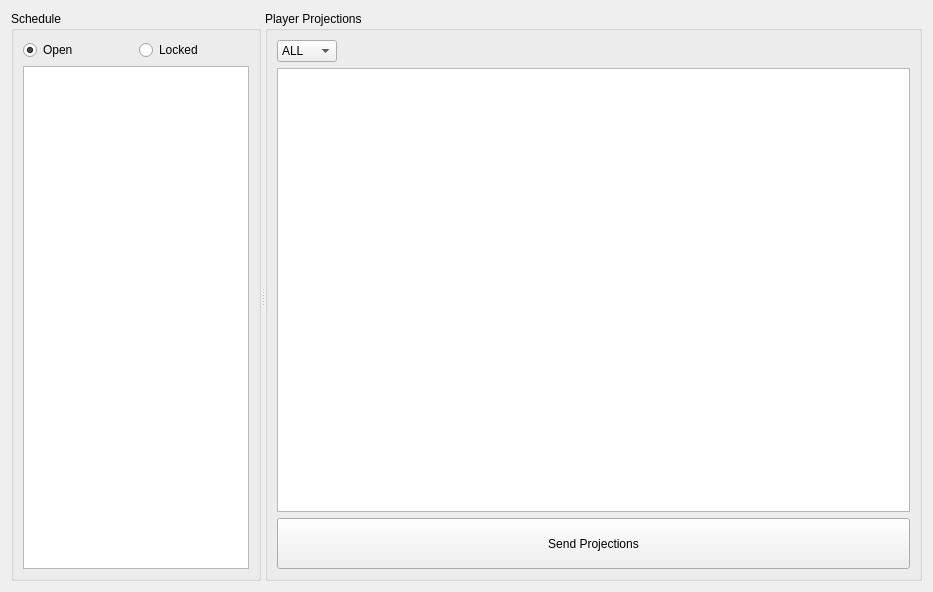
The window that tradingfootball/currentweekwidget.ui (protoblock/protoblock) describes before a commit, drawn with Qt 5.
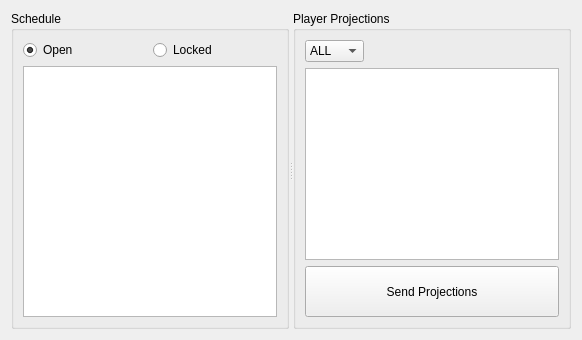
The same window after the commit.

Diff of the .ui file:
```diff
--- a/tradingfootball/currentweekwidget.ui
+++ b/tradingfootball/currentweekwidget.ui
@@ -2,14 +2,6 @@
 <ui version="4.0">
  <class>CurrentWeekWidget</class>
  <widget class="QWidget" name="CurrentWeekWidget">
-  <property name="geometry">
-   <rect>
-    <x>0</x>
-    <y>0</y>
-    <width>933</width>
-    <height>592</height>
-   </rect>
-  </property>
   <property name="windowTitle">
    <string>Form</string>
   </property>
@@ -19,25 +11,28 @@
      <property name="orientation">
       <enum>Qt::Horizontal</enum>
      </property>
-     <widget class="QGroupBox" name="groupBox">
-      <property name="maximumSize">
-       <size>
-        <width>250</width>
-        <height>16777215</height>
-       </size>
-      </property>
-      <property name="baseSize">
-       <size>
-        <width>150</width>
-        <height>0</height>
-       </size>
+     <widget class="QGroupBox" name="scheduleGroupBox">
+      <property name="sizePolicy">
+       <sizepolicy hsizetype="Preferred" vsizetype="Preferred">
+        <horstretch>0</horstretch>
+        <verstretch>0</verstretch>
+       </sizepolicy>
       </property>
       <property name="title">
        <string>Schedule</string>
       </property>
       <layout class="QGridLayout" name="gridLayout">
+       <property name="sizeConstraint">
+        <enum>QLayout::SetDefaultConstraint</enum>
+       </property>
        <item row="0" column="0">
         <widget class="QRadioButton" name="myOpenGamesRb">
+         <property name="sizePolicy">
+          <sizepolicy hsizetype="Preferred" vsizetype="Fixed">
+           <horstretch>0</horstretch>
+           <verstretch>0</verstretch>
+          </sizepolicy>
+         </property>
          <property name="autoFillBackground">
           <bool>false</bool>
          </property>
@@ -77,6 +72,12 @@
        </item>
        <item row="0" column="1">
         <widget class="QRadioButton" name="myLockedGamesRb">
+         <property name="sizePolicy">
+          <sizepolicy hsizetype="Preferred" vsizetype="Fixed">
+           <horstretch>0</horstretch>
+           <verstretch>0</verstretch>
+          </sizepolicy>
+         </property>
          <property name="autoFillBackground">
           <bool>false</bool>
          </property>
@@ -90,7 +91,13 @@
        </item>
       </layout>
      </widget>
-     <widget class="QGroupBox" name="groupBox_2">
+     <widget class="QGroupBox" name="projGroupBox">
+      <property name="sizePolicy">
+       <sizepolicy hsizetype="Expanding" vsizetype="Expanding">
+        <horstretch>0</horstretch>
+        <verstretch>0</verstretch>
+       </sizepolicy>
+      </property>
       <property name="title">
        <string>Player Projections</string>
       </property>
@@ -158,6 +165,12 @@
        </item>
        <item row="2" column="0" colspan="4">
         <widget class="QPushButton" name="mySendProjectionButton">
+         <property name="sizePolicy">
+          <sizepolicy hsizetype="Minimum" vsizetype="Fixed">
+           <horstretch>0</horstretch>
+           <verstretch>0</verstretch>
+          </sizepolicy>
+         </property>
          <property name="minimumSize">
           <size>
            <width>0</width>
```
